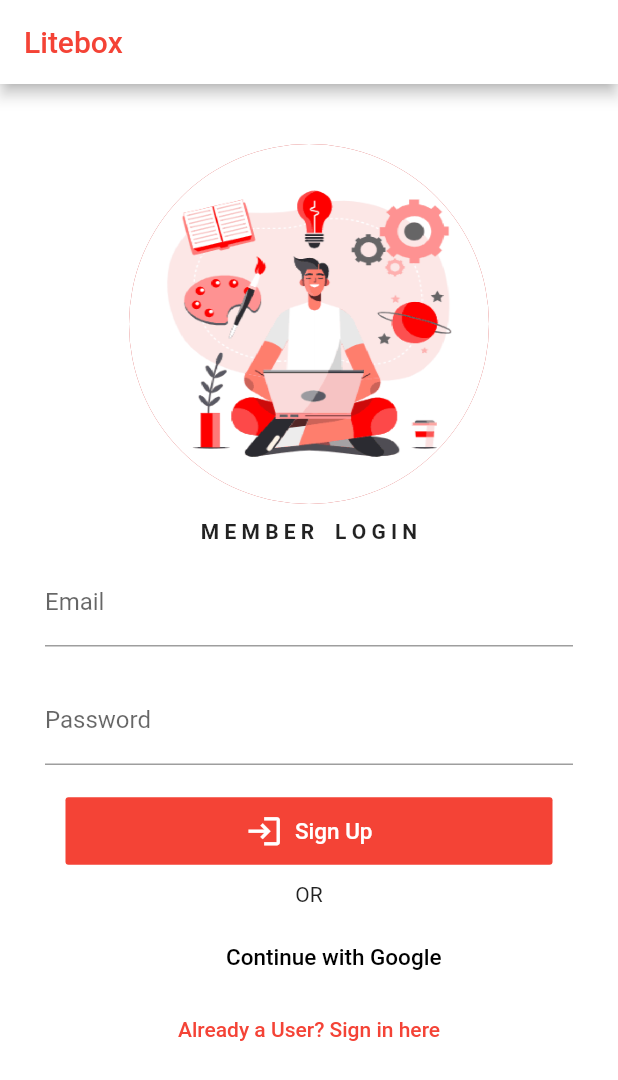
After one commit to Jcupzz/litebox, a Flutter app: the screen it shows after launch, on a phone screen of 412 x 824 dp. The commit adds this screen. Shown: the top 1080 px of the screen. Run offline on Flutter 3.47's test engine with Material 2 defaults, Android fonts, the phone set to English and light mode, and no system bars.

Commit message:
Login Screen

```diff
--- /dev/null
+++ b/lib/login.dart
@@ -0,0 +1,113 @@
+import 'package:flutter/material.dart';
+
+class LogIn extends StatefulWidget {
+  @override
+  _LogInState createState() => _LogInState();
+}
+
+class _LogInState extends State<LogIn> {
+  final GlobalKey<FormState> formKey = GlobalKey<FormState>();
+
+  bool loading = false;
+  bool screen = false;
+
+  @override
+  Widget build(BuildContext context) {
+    // final User _user = _auth.currentUser;
+    // final checkmail = _user.email;
+
+    return Scaffold(
+      backgroundColor: Colors.white,
+      appBar: AppBar(
+        centerTitle: true,
+        backgroundColor: Colors.white,
+        title: Align(
+          alignment: Alignment.centerLeft,
+          child: Text(
+            "Litebox",
+            style: TextStyle(color: Colors.red),
+          ),
+        ),
+      ),
+      body: Center(
+        child: Padding(
+          padding: const EdgeInsets.fromLTRB(30, 0, 30, 0),
+          child: Form(
+            key: formKey,
+            child: Column(
+              children: [
+                SizedBox(height: 40.0),
+                CircleAvatar(
+                  radius: 120,
+                  backgroundImage: new AssetImage('assets/signup.png'),
+                ),
+                SizedBox(
+                  height: 10,
+                ),
+                Text(
+                  "M E M B E R    L O G I N",
+                  style: TextStyle(fontWeight: FontWeight.bold),
+                ),
+                SizedBox(height: 10.0),
+                TextFormField(
+                  decoration: InputDecoration(labelText: 'Email'),
+                ),
+                SizedBox(height: 20.0),
+                TextFormField(
+                  obscureText: true,
+                  decoration: InputDecoration(labelText: 'Password'),
+                ),
+                SizedBox(height: 20.0),
+                FlatButton.icon(
+                  splashColor: Colors.orange,
+                  icon: Icon(
+                    Icons.login,
+                    color: Colors.white,
+                    size: 25,
+                  ),
+                  color: Colors.red,
+                  padding: EdgeInsets.fromLTRB(120, 10, 120, 10),
+                  onPressed: () {},
+                  label: Text(
+                    "Sign Up",
+                    style: TextStyle(color: Colors.white, fontSize: 15),
+                  ),
+                ),
+                SizedBox(
+                  height: 10,
+                ),
+                Text("OR"),
+                SizedBox(
+                  height: 10,
+                ),
+                FlatButton.icon(
+                  splashColor: Colors.orange,
+                  icon: Icon(
+                    Icons.login,
+                    color: Colors.white,
+                    size: 25,
+                  ),
+                  color: Colors.white,
+                  padding: EdgeInsets.fromLTRB(75, 10, 75, 10),
+                  onPressed: () {},
+                  label: Text(
+                    "Continue with Google",
+                    style: TextStyle(color: Colors.black, fontSize: 15),
+                  ),
+                ),
+                TextButton(
+                    onPressed: () {
+                      //Navigator.pushNamed((context), '/signup');
+                      setState(() {
+                        screen = true;
+                      });
+                    },
+                    child: Text("Already a User? Sign in here"))
+              ],
+            ),
+          ),
+        ),
+      ),
+    );
+  }
+}
--- a/lib/main.dart
+++ b/lib/main.dart
@@ -1,6 +1,8 @@
 import 'package:flutter/material.dart';
 import 'package:litebox/Home.dart';
 import 'package:litebox/profile.dart';
+import 'package:litebox/login.dart';
+import 'package:litebox/signup.dart';
 
 void main() {
   runApp(const MyApp());
@@ -17,7 +19,7 @@ class MyApp extends StatelessWidget {
       theme: ThemeData(
         primarySwatch: Colors.red,
       ),
-      home: const Home(),
+      home: LogIn(),
     );
   }
 }
```
Also changed, not shown: assets/signup.png (added), lib/signup.dart (added).
